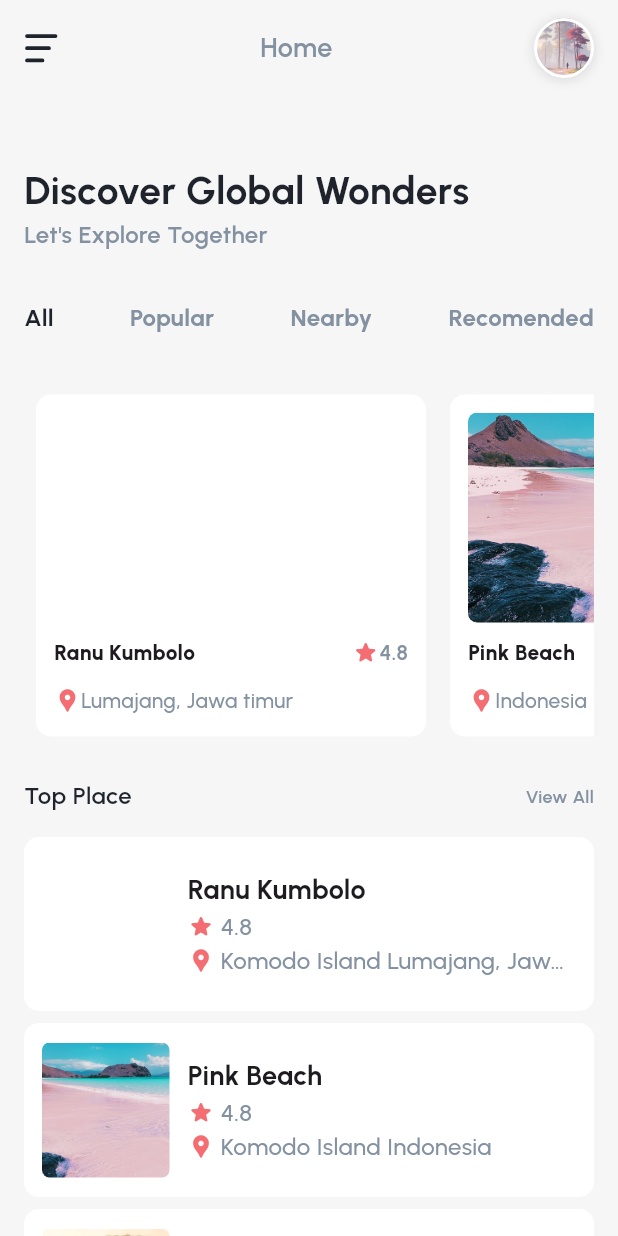
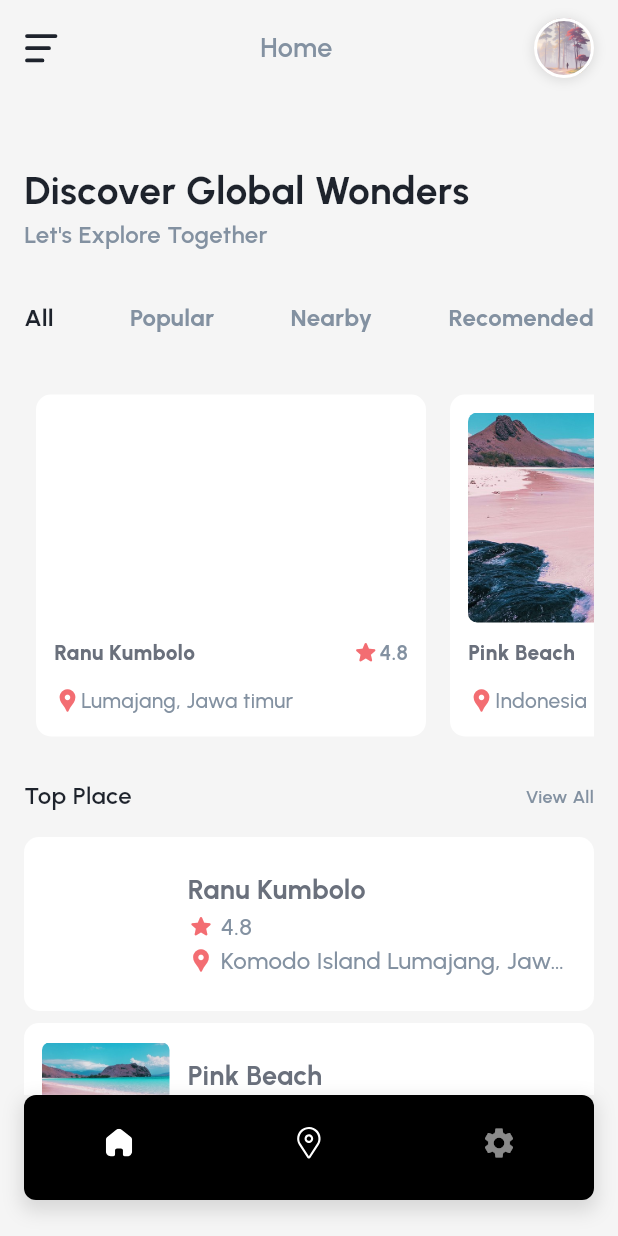
Before and after one commit to NikhilKatkuri/Traviki, a Flutter app: the screen it shows after launch, after a tap on "Continue as a guest", on a phone screen of 412 x 824 dp. Run offline on Flutter 3.47's test engine with Material 3 defaults, Android fonts, the light colour scheme and no system bars; our stand-ins replace flutter_svg, get.

Commit message:
chore: custmoized routes , added Bottomnavbar

```diff
--- a/lib/Presentation/all.dart
+++ /dev/null
@@ -1 +0,0 @@
-// TODO Implement this library.
--- a/lib/Presentation/auth/welcome/app_welcome.dart
+++ b/lib/Presentation/auth/welcome/app_welcome.dart
@@ -74,7 +74,8 @@
                 const SizedBox(height: 46),
                 TextButton(
                   onPressed: () {
-                    Navigator.pushNamed(context, AppRoutes.home);
+                    Navigator.pushNamed(context, AppRoutes.main);
+
                   },
                   child: Text(
                     "Continue as a guest",
--- a/lib/Presentation/main/home/home.dart
+++ b/lib/Presentation/main/home/home.dart
@@ -31,18 +31,13 @@
   Widget build(BuildContext context) {
     return Theme(
       data: AppTheme.mainTheme,
-      child: Scaffold(
-        backgroundColor: Color(0xffF6F6F6),
-        body: SafeArea(
+      child: SafeArea(
         child: Column(
           mainAxisAlignment: MainAxisAlignment.start,
           crossAxisAlignment: CrossAxisAlignment.start,
           children: [
             Padding(
-                padding: const EdgeInsets.symmetric(
-                  horizontal: 16,
-                  vertical: 12,
-                ),
+              padding: const EdgeInsets.symmetric(horizontal: 16, vertical: 12),
               child: Navbar(title: "Home"),
             ),
             Expanded(
@@ -131,7 +126,6 @@
           ],
         ),
       ),
-      ),
     );
   }
 }
@@ -150,64 +144,3 @@
     ),
   );
 }
-
-// Widget _buildCard(Place place) {
-//   return Container(
-//     width: 260, // Width of each card
-//     height: 228, // Height of each card
-//     margin: EdgeInsets.symmetric(horizontal: 8.0),
-//     padding: EdgeInsets.all(12),
-//     decoration: BoxDecoration(
-//       color: Colors.white,
-//       borderRadius: BorderRadius.circular(10),
-//     ),
-//     child: Column(
-//       children: [
-//         Container(
-//           height: 140,
-//           width: 252,
-//           decoration: BoxDecoration(
-//             borderRadius: BorderRadius.circular(6),
-//             image: DecorationImage(
-//               image: AssetImage(place.imagePath),
-//               fit: BoxFit.fill,
-//             ),
-//           ),
-//         ),
-//         SizedBox(height: 10),
-//         Row(
-//           mainAxisAlignment: MainAxisAlignment.spaceBetween,
-//           children: [
-//             Text(
-//               place.name,
-//               style: TextStyle(fontSize: 14, fontWeight: FontWeight.w800),
-//             ),
-//             Spacer(),
-//             Icon(Icons.star_rounded, color: AppColors.primary, size: 18),
-//             Text(
-//               place.rating.toString(),
-//               style: TextStyle(
-//                 fontWeight: FontWeight.w600,
-//                 color: AppColors.gray,
-//               ),
-//             ),
-//           ],
-//         ),
-//         SizedBox(height: 12),
-//         Row(
-//           mainAxisAlignment: MainAxisAlignment.start,
-//           children: [
-//             Icon(Icons.location_pin, color: AppColors.primary, size: 18),
-//             Text(
-//               place.state,
-//               style: TextStyle(
-//                 fontWeight: FontWeight.w500,
-//                 color: AppColors.gray,
-//               ),
-//             ),
-//           ],
-//         ),
-//       ],
-//     ),
-//   );
-// }
--- /dev/null
+++ b/lib/Presentation/main/main_wrapper.dart
@@ -0,0 +1,99 @@
+import 'package:flutter/material.dart';
+import 'package:flutter/services.dart';
+import 'package:flutter_svg/flutter_svg.dart';
+import 'package:get/get.dart';
+import 'package:traviki/core/vectors/app_vectors.dart';
+
+import 'package:traviki/presentation/main/home/home.dart';
+import 'package:traviki/presentation/main/search/search_page.dart';
+import 'package:traviki/presentation/main/settings/settings_page.dart';
+
+class MainWrapper extends StatelessWidget {
+  final NavigationController controller = Get.put(NavigationController());
+
+  MainWrapper({super.key});
+
+  @override
+  Widget build(BuildContext context) {
+    SystemChrome.setSystemUIOverlayStyle(
+      SystemUiOverlayStyle(statusBarColor: Color(0xFFF5F5F5)),
+    );
+    return Obx(
+      () => Scaffold(
+        backgroundColor: Color(0xFFF5F5F5),
+        body: IndexedStack(
+          index: controller.currentIndex.value,
+          children: controller.pages,
+        ),
+        bottomNavigationBar: Padding(
+          padding: const EdgeInsets.fromLTRB(16, 0, 16, 24),
+          child: Container(
+            height: 70,
+            decoration: BoxDecoration(
+              color: Colors.black,
+              borderRadius: BorderRadius.circular(8),
+              boxShadow: [
+                BoxShadow(
+                  color: Colors.black12,
+                  spreadRadius: 2,
+                  blurRadius: 10,
+                  offset: const Offset(0, 5),
+                ),
+              ],
+            ),
+            child: ClipRRect(
+              borderRadius: BorderRadius.circular(8),
+              child: Theme(
+                data: Theme.of(context).copyWith(
+                  splashColor: Colors.transparent,
+                  highlightColor: Colors.transparent,
+                  hoverColor: Colors.transparent,
+                ),
+                child: BottomNavigationBar(
+                  currentIndex: controller.currentIndex.value,
+                  onTap: (index) => controller.currentIndex.value = index,
+                  selectedItemColor: Colors.white,
+                  unselectedItemColor: Colors.white54,
+                  backgroundColor: Colors.transparent,
+                  elevation: 0,
+                  showSelectedLabels: false,
+                  showUnselectedLabels: false,
+                  items: [
+                    BottomNavigationBarItem(
+                      icon:
+                          controller.currentIndex.value == 0
+                              ? SvgPicture.asset(AppVectors.homeFilled)
+                              : SvgPicture.asset(AppVectors.home),
+                      label: '',
+                    ),
+                    BottomNavigationBarItem(
+                      icon:
+                          controller.currentIndex.value == 1
+                              ? SvgPicture.asset(AppVectors.geoFilled)
+                              : SvgPicture.asset(AppVectors.geo),
+                      label: '',
+                    ),
+                    BottomNavigationBarItem(
+                      icon: Icon(Icons.settings),
+                      label: '', // Empty label
+                    ),
+                  ],
+                ),
+              ),
+            ),
+          ),
+        ),
+      ),
+    );
+  }
+}
+
+class NavigationController extends GetxController {
+  var currentIndex = 0.obs;
+
+  final List<Widget> pages = [
+    const Home(),
+    const SearchPage(),
+    const SettingsPage(),
+  ];
+}
--- /dev/null
+++ b/lib/Presentation/main/search/search_page.dart
@@ -0,0 +1,15 @@
+import 'package:flutter/material.dart';
+
+class SearchPage extends StatefulWidget {
+  const SearchPage({super.key});
+
+  @override
+  State<SearchPage> createState() => _SearchPageState();
+}
+
+class _SearchPageState extends State<SearchPage> {
+  @override
+  Widget build(BuildContext context) {
+    return Scaffold();
+  }
+}
--- /dev/null
+++ b/lib/Presentation/main/settings/settings_page.dart
@@ -0,0 +1,15 @@
+import 'package:flutter/material.dart';
+
+class SettingsPage extends StatefulWidget {
+  const SettingsPage({super.key});
+
+  @override
+  State<SettingsPage> createState() => _SettingsPageState();
+}
+
+class _SettingsPageState extends State<SettingsPage> {
+  @override
+  Widget build(BuildContext context) {
+    return Container();
+  }
+}
--- /dev/null
+++ b/lib/Presentation/widgets/bottom_navigationbar.dart
@@ -0,0 +1,24 @@
+import 'package:flutter/material.dart';
+
+class BottomNavigationbar extends StatefulWidget {
+  const BottomNavigationbar({super.key});
+
+  @override
+  State<BottomNavigationbar> createState() => _BottomNavigationbarState();
+}
+
+class _BottomNavigationbarState extends State<BottomNavigationbar> {
+  @override
+  Widget build(BuildContext context) {
+    return Scaffold(
+     bottomNavigationBar: NavigationBar(destinations:
+     [
+      Container(color: Colors.orange,),
+      Container(color: Colors.green,),
+      Container(color: Colors.red,),
+      Container(color: Colors.pink,),
+     ]
+     ),
+    );
+  }
+}
--- a/lib/core/routes/app_routes.dart
+++ b/lib/core/routes/app_routes.dart
@@ -8,6 +8,7 @@
 import 'package:traviki/Presentation/auth/register/app_register.dart';
 import 'package:traviki/Presentation/auth/welcome/app_welcome.dart';
 import 'package:traviki/Presentation/main/home/home.dart';
+import 'package:traviki/Presentation/main/main_wrapper.dart';
 import 'package:traviki/Presentation/splash/app_splash.dart';
 
 // main
@@ -29,7 +30,9 @@
       '/forgotten_password_flow/forgotpassword/UserPasswordChangedSuccess';
 
   // main
-  static const String home = '/home';
+  static const String main = '/main';
+  static const String home = '/main/home';
+
 
   static Route<dynamic> generateRoute(RouteSettings settings) {
     switch (settings.name) {
@@ -56,7 +59,8 @@
       // main
       case home:
         return MaterialPageRoute(builder: (_) => const Home());
-
+      case main:
+        return MaterialPageRoute(builder: (_) =>  MainWrapper());
       default:
         return MaterialPageRoute(
           builder:
--- a/lib/core/vectors/app_vectors.dart
+++ b/lib/core/vectors/app_vectors.dart
@@ -13,4 +13,10 @@
 
   // menu
   static const String menu = '${_baseUrl}menu$_format';
+
+  static const String home = '${_baseUrl}home_outline$_format';
+  static const String homeFilled = '${_baseUrl}home_filled$_format';
+
+  static const String geo = '${_baseUrl}location_pin_ouline$_format';
+  static const String geoFilled = '${_baseUrl}location_pin_filled$_format';
 }
--- a/pubspec.yaml
+++ b/pubspec.yaml
@@ -36,10 +36,10 @@
   cupertino_icons: ^1.0.8
   flutter_launcher_icons: ^0.14.3
   flutter_svg: ^2.1.0
+  get: ^4.7.2
 dev_dependencies:
   flutter_test:
     sdk: flutter
-
   # The "flutter_lints" package below contains a set of recommended lints to
   # encourage good coding practices. The lint set provided by the package is
   # activated in the `analysis_options.yaml` file located at the root of your
```
Also changed, not shown: assets/vectors/home_filled.svg (added), assets/vectors/home_outline.svg (added), assets/vectors/location_pin_filled.svg (added), assets/vectors/location_pin_ouline.svg (added), pubspec.lock. Lines whose indentation alone changed are shown as unchanged.
